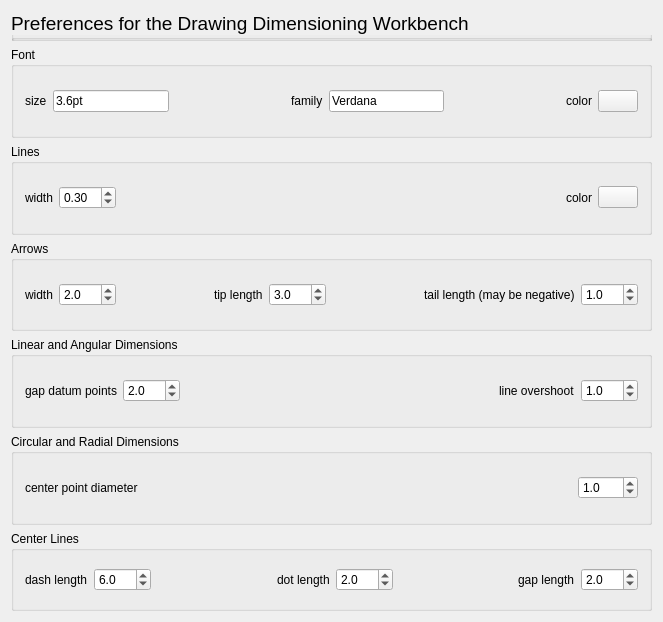
The window that Resources/ui/drawing_dimensioing_prefs-base.ui (hamish2014/FreeCAD_drawing_dimensioning) describes before a commit, drawn with Qt 5.
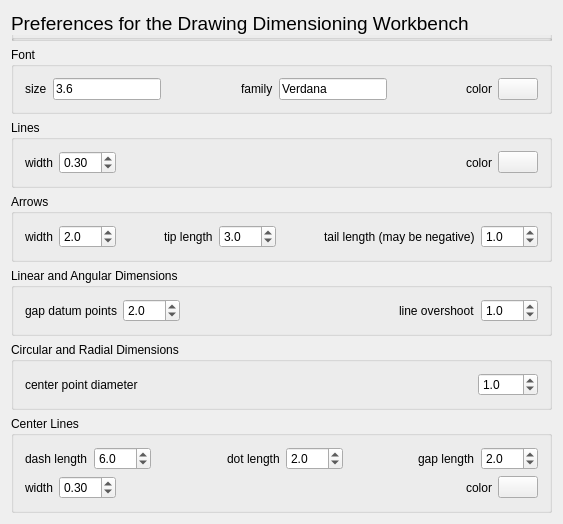
The same window after the commit. Custom widgets are drawn as their Qt base class.

Commit message: center line width and color preferences added (issue #21)

Diff of the .ui file:
```diff
--- a/Resources/ui/drawing_dimensioing_prefs-base.ui
+++ b/Resources/ui/drawing_dimensioing_prefs-base.ui
@@ -6,8 +6,8 @@
    <rect>
     <x>0</x>
     <y>0</y>
-    <width>663</width>
-    <height>622</height>
+    <width>563</width>
+    <height>512</height>
    </rect>
   </property>
   <property name="windowTitle">
@@ -19,7 +19,7 @@
      <property name="sizePolicy">
       <sizepolicy hsizetype="Preferred" vsizetype="Preferred">
        <horstretch>0</horstretch>
-       <verstretch>0</verstretch>
+       <verstretch>1</verstretch>
       </sizepolicy>
      </property>
      <property name="title">
@@ -41,7 +41,7 @@
            <string>This is the default group name for construction geometry</string>
           </property>
           <property name="text">
-           <string>3.6pt</string>
+           <string>3.6</string>
           </property>
           <property name="prefEntry" stdset="0">
            <cstring>textRenderer_size</cstring>
@@ -135,21 +135,21 @@
    <item row="6" column="0">
     <widget class="QGroupBox" name="groupBox_2">
      <property name="sizePolicy">
-      <sizepolicy hsizetype="Preferred" vsizetype="Minimum">
+      <sizepolicy hsizetype="Preferred" vsizetype="Preferred">
        <horstretch>0</horstretch>
-       <verstretch>0</verstretch>
+       <verstretch>2</verstretch>
       </sizepolicy>
      </property>
      <property name="maximumSize">
       <size>
        <width>16777215</width>
-       <height>80</height>
+       <height>16777215</height>
       </size>
      </property>
      <property name="title">
       <string>Center Lines</string>
      </property>
-     <layout class="QHBoxLayout" name="horizontalLayout_11">
+     <layout class="QVBoxLayout" name="verticalLayout_6">
       <item>
        <layout class="QHBoxLayout" name="horizontalLayout_10">
         <item>
@@ -306,11 +306,100 @@
         </item>
        </layout>
       </item>
+      <item>
+       <layout class="QHBoxLayout" name="horizontalLayout_3">
+        <item>
+         <widget class="QLabel" name="label_6">
+          <property name="text">
+           <string>width</string>
+          </property>
+         </widget>
+        </item>
+        <item>
+         <widget class="Gui::PrefDoubleSpinBox" name="gui::prefdoublespinbox_4">
+          <property name="maximumSize">
+           <size>
+            <width>60</width>
+            <height>16777215</height>
+           </size>
+          </property>
+          <property name="toolTip">
+           <string>This is the value used by functions that use a tolerance.
+Values with differences below this value will be treated as same.</string>
+          </property>
+          <property name="suffix">
+           <string/>
+          </property>
+          <property name="minimum">
+           <double>0.010000000000000</double>
+          </property>
+          <property name="singleStep">
+           <double>0.010000000000000</double>
+          </property>
+          <property name="value">
+           <double>0.300000000000000</double>
+          </property>
+          <property name="prefEntry" stdset="0">
+           <cstring>centerLine_width</cstring>
+          </property>
+          <property name="prefPath" stdset="0">
+           <cstring>Mod/Drawing_Dimensioning</cstring>
+          </property>
+         </widget>
+        </item>
+        <item>
+         <spacer name="horizontalSpacer_9">
+          <property name="orientation">
+           <enum>Qt::Horizontal</enum>
+          </property>
+          <property name="sizeHint" stdset="0">
+           <size>
+            <width>40</width>
+            <height>20</height>
+           </size>
+          </property>
+         </spacer>
+        </item>
+        <item>
+         <widget class="QLabel" name="label_7">
+          <property name="text">
+           <string>color</string>
+          </property>
+         </widget>
+        </item>
+        <item>
+         <widget class="Gui::PrefColorButton" name="gui::prefcolorbutton_5">
+          <property name="toolTip">
+           <string>This is the default color for objects being drawn while in construction mode.</string>
+          </property>
+          <property name="color" stdset="0">
+           <color>
+            <red>0</red>
+            <green>0</green>
+            <blue>255</blue>
+           </color>
+          </property>
+          <property name="prefEntry" stdset="0">
+           <cstring>centerLine_color</cstring>
+          </property>
+          <property name="prefPath" stdset="0">
+           <cstring>Mod/Drawing_Dimensioning</cstring>
+          </property>
+         </widget>
+        </item>
+       </layout>
+      </item>
      </layout>
     </widget>
    </item>
    <item row="4" column="0">
     <widget class="QGroupBox" name="groupBox_4">
+     <property name="sizePolicy">
+      <sizepolicy hsizetype="Preferred" vsizetype="Preferred">
+       <horstretch>0</horstretch>
+       <verstretch>1</verstretch>
+      </sizepolicy>
+     </property>
      <property name="title">
       <string>Linear and Angular Dimensions</string>
      </property>
@@ -418,7 +507,7 @@
      <property name="sizePolicy">
       <sizepolicy hsizetype="Preferred" vsizetype="Preferred">
        <horstretch>0</horstretch>
-       <verstretch>0</verstretch>
+       <verstretch>1</verstretch>
       </sizepolicy>
      </property>
      <property name="title">
@@ -473,6 +562,12 @@
    </item>
    <item row="2" column="0">
     <widget class="QGroupBox" name="groupBox_6">
+     <property name="sizePolicy">
+      <sizepolicy hsizetype="Preferred" vsizetype="Preferred">
+       <horstretch>0</horstretch>
+       <verstretch>1</verstretch>
+      </sizepolicy>
+     </property>
      <property name="title">
       <string>Lines</string>
      </property>
@@ -565,6 +660,12 @@
    </item>
    <item row="3" column="0">
     <widget class="QGroupBox" name="groupBox_5">
+     <property name="sizePolicy">
+      <sizepolicy hsizetype="Preferred" vsizetype="Preferred">
+       <horstretch>0</horstretch>
+       <verstretch>1</verstretch>
+      </sizepolicy>
+     </property>
      <property name="title">
       <string>Arrows</string>
      </property>
```
The commit also changes 4 other files.
